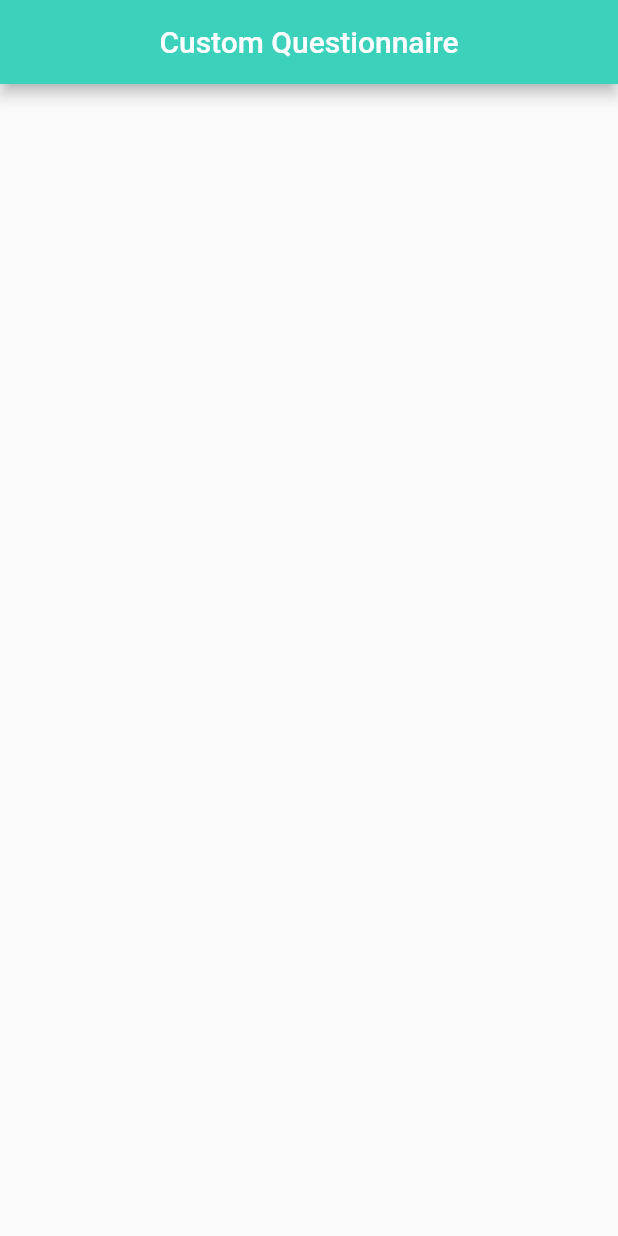
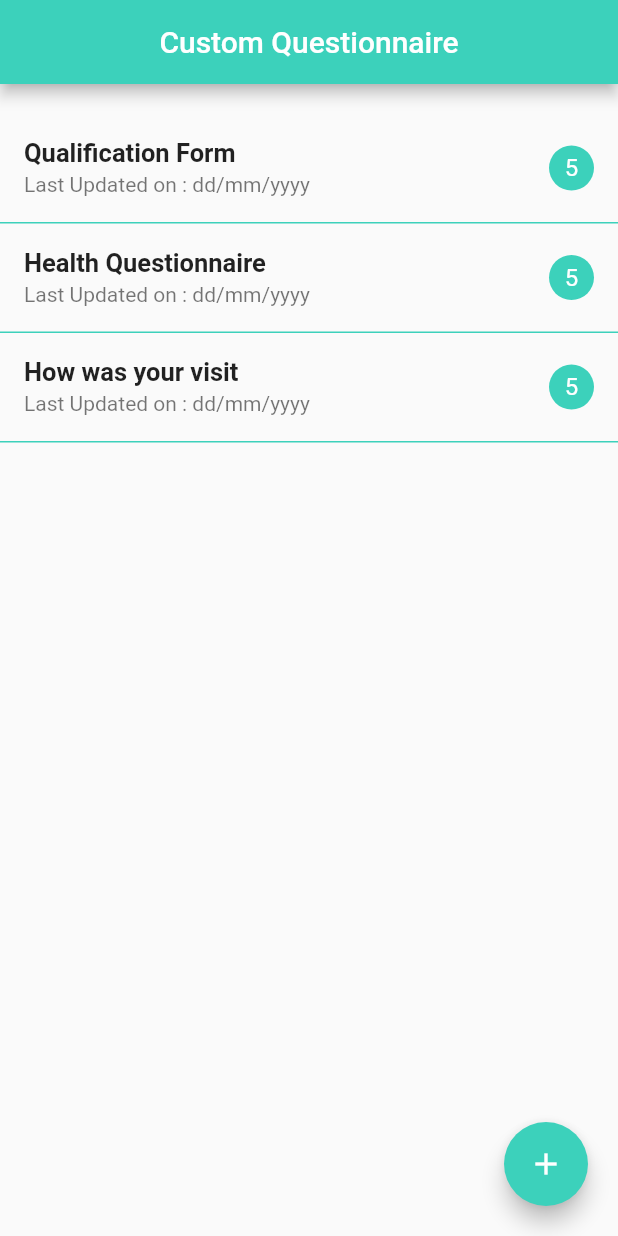
Before and after one commit to skyvaSolutions/custom_questionnaire, a Flutter app: the screen it shows after launch, on a phone screen of 412 x 824 dp. Run offline on Flutter 3.47's test engine with Material 2 defaults, Android fonts, the phone set to English and light mode, and no system bars; drawn by our look-alikes of flutter_slidable; our stand-ins replace device_info.

```diff
--- a/lib/main.dart
+++ b/lib/main.dart
@@ -1,3 +1,5 @@
+import 'package:custom_questionnaire/screens/add_or_view_forms.dart';
+import 'package:custom_questionnaire/utils/device_id.dart';
 import 'package:flutter/material.dart';
 
 void main() {
@@ -5,6 +7,9 @@ void main() {
 }
 
 Color teal = const Color(0xFF3CD1BB);
+Color purple = const Color(0xFF4C44B3);
+Color black = const Color(0xFF11162E);
+Color orange = const Color(0xFFEDAF11);
 
 class MyApp extends StatelessWidget {
   const MyApp({Key? key}) : super(key: key);
@@ -13,6 +18,7 @@ class MyApp extends StatelessWidget {
   Widget build(BuildContext context) {
     return MaterialApp(
       title: 'Flutter Demo',
+      debugShowCheckedModeBanner: false,
       theme: ThemeData(
         primaryColor: teal,
       ),
@@ -29,7 +35,10 @@ class MyHomePage extends StatefulWidget {
   State<MyHomePage> createState() => _MyHomePageState();
 }
 
+
+
 class _MyHomePageState extends State<MyHomePage> {
+
   @override
   Widget build(BuildContext context) {
     return Scaffold(
@@ -42,6 +51,13 @@ class _MyHomePageState extends State<MyHomePage> {
           ),
         ),
       ),
+      body: const AddOrViewForms(),
     );
   }
+
+  @override
+  void initState() {
+    super.initState();
+    deviceID.getInfo();
+  }
 }
--- /dev/null
+++ b/lib/screens/add_or_view_forms.dart
@@ -0,0 +1,39 @@
+import 'package:custom_questionnaire/main.dart';
+import 'package:custom_questionnaire/widgets/form_list.dart';
+import 'package:flutter/material.dart';
+
+
+
+class AddOrViewForms extends StatefulWidget {
+  const AddOrViewForms({Key? key}) : super(key: key);
+
+  @override
+  _AddOrViewFormsState createState() => _AddOrViewFormsState();
+}
+
+
+class _AddOrViewFormsState extends State<AddOrViewForms> {
+
+  @override
+  Widget build(BuildContext context) {
+    return Column(
+      children: [
+        Container(
+          padding: const EdgeInsets.only(top: 20.0),
+          height: MediaQuery.of(context).size.height*0.6,
+            child: const FormList(),
+        ),
+        const Spacer(),
+        Padding(
+          padding: const EdgeInsets.all(20.0),
+          child: Row(
+            mainAxisAlignment: MainAxisAlignment.end,
+            children: [
+              FloatingActionButton(onPressed: (){} , child: const Icon(Icons.add , color: Colors.white,) , backgroundColor: teal,),
+            ],
+          ),
+        ),
+      ],
+    );
+  }
+}
--- /dev/null
+++ b/lib/widgets/form_list.dart
@@ -0,0 +1,30 @@
+import 'package:custom_questionnaire/main.dart';
+import 'package:custom_questionnaire/widgets/form_tile.dart';
+import 'package:flutter/material.dart';
+
+class FormList extends StatefulWidget {
+   const FormList({Key? key}) : super(key: key);
+
+  @override
+  _FormListState createState() => _FormListState();
+}
+
+
+class _FormListState extends State<FormList> {
+  @override
+  Widget build(BuildContext context) {
+    return ListView(
+      children: [
+         FormTile(
+          name: 'Qualification Form',
+        ),
+         FormTile(
+           name: 'Health Questionnaire',
+         ),
+         FormTile(
+           name: 'How was your visit',
+         ),
+      ],
+    );
+  }
+}
--- /dev/null
+++ b/lib/widgets/form_tile.dart
@@ -0,0 +1,84 @@
+import 'package:custom_questionnaire/screens/form_questions.dart';
+import 'package:flutter/cupertino.dart';
+import 'package:flutter/material.dart';
+import 'package:flutter_slidable/flutter_slidable.dart';
+
+import '../main.dart';
+
+class FormTile extends StatefulWidget {
+  final String name;
+  final Function()? onTap;
+  const FormTile({Key? key , required this.name , this.onTap}) : super(key: key);
+
+  @override
+  _FormTileState createState() => _FormTileState();
+}
+
+void edit(BuildContext context , String title){
+  Navigator.push(context, MaterialPageRoute(builder: (BuildContext context)=> QuestionsList(title: title)));
+}
+
+class _FormTileState extends State<FormTile> {
+  @override
+  Widget build(BuildContext context) {
+    return Column(
+      children: [
+        Slidable(
+          actionPane: const SlidableDrawerActionPane(),
+          actionExtentRatio: 0.25,
+          child: ListTile(
+            title: Text(
+                widget.name,
+              style: TextStyle(
+                fontSize: 17.0,
+                fontWeight: FontWeight.bold,
+              ),
+            ),
+            subtitle: const Text('Last Updated on : dd/mm/yyyy'),
+            trailing:  CircleAvatar(
+              radius: 15,
+              backgroundColor: teal,
+              child: const Text('5'),
+              foregroundColor: Colors.white,
+            ),
+            onTap: (){
+              edit(context, widget.name);
+            },
+          ),
+          actions: <Widget>[
+            IconSlideAction(
+              caption: 'Edit',
+              color: purple,
+              icon: Icons.edit,
+              onTap: () {
+                edit(context, widget.name);
+              },
+            ),
+            IconSlideAction(
+              foregroundColor: Colors.white,
+              caption: 'View',
+              color: teal,
+              icon: Icons.remove_red_eye,
+              onTap: () => {},
+            ),
+          ],
+          secondaryActions: <Widget>[
+            IconSlideAction(
+              caption: 'Delete',
+              color: Colors.red,
+              icon: Icons.delete,
+              onTap: () => {},
+            ),
+          ],
+        ),
+        Container(
+          decoration: BoxDecoration(
+            border: Border(
+              bottom: BorderSide(color: teal,width: 1.0),
+            ),
+          ),
+        ),
+      ],
+    );
+  }
+}
--- a/pubspec.yaml
+++ b/pubspec.yaml
@@ -34,6 +34,10 @@ dependencies:
   # The following adds the Cupertino Icons font to your application.
   # Use with the CupertinoIcons class for iOS style icons.
   cupertino_icons: ^1.0.2
+  flutter_slidable: ^0.6.0
+  device_info: ^2.0.2
+  uuid: ^3.0.4
+  http: ^0.13.3
 
 dev_dependencies:
   flutter_test:
```
Also changed, not shown: lib/api_calls/get_form_questionnaire.dart (added, +49 -0 lines), lib/model/forms.dart (added, +21 -0 lines), lib/model/question.dart (added, +20 -0 lines), lib/screens/add_new_question.dart (added, +169 -0 lines), lib/screens/form_questions.dart (added, +62 -0 lines), lib/utils/device_id.dart (added, +20 -0 lines), lib/widgets/reordable_qlist.dart (added, +90 -0 lines), pubspec.lock.
